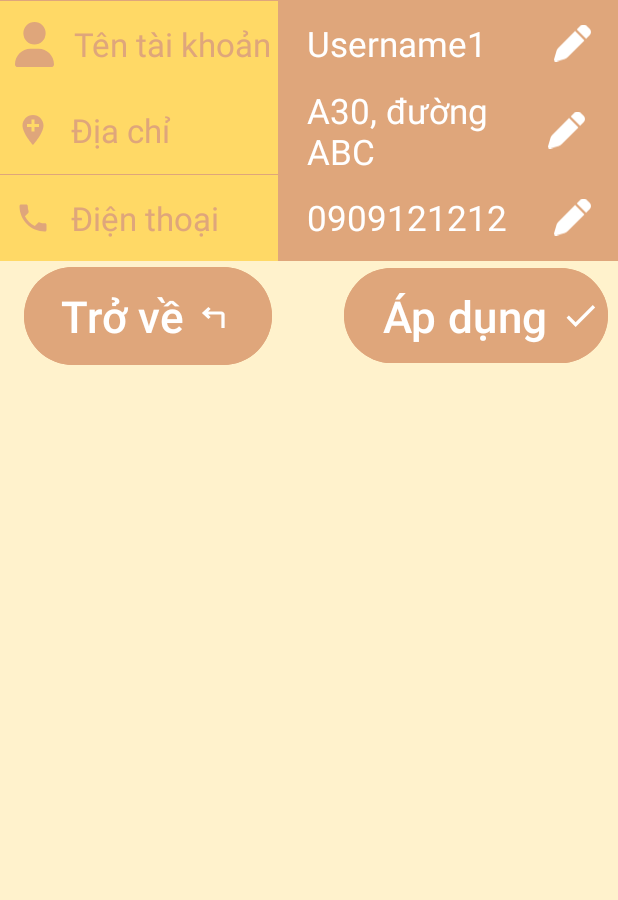
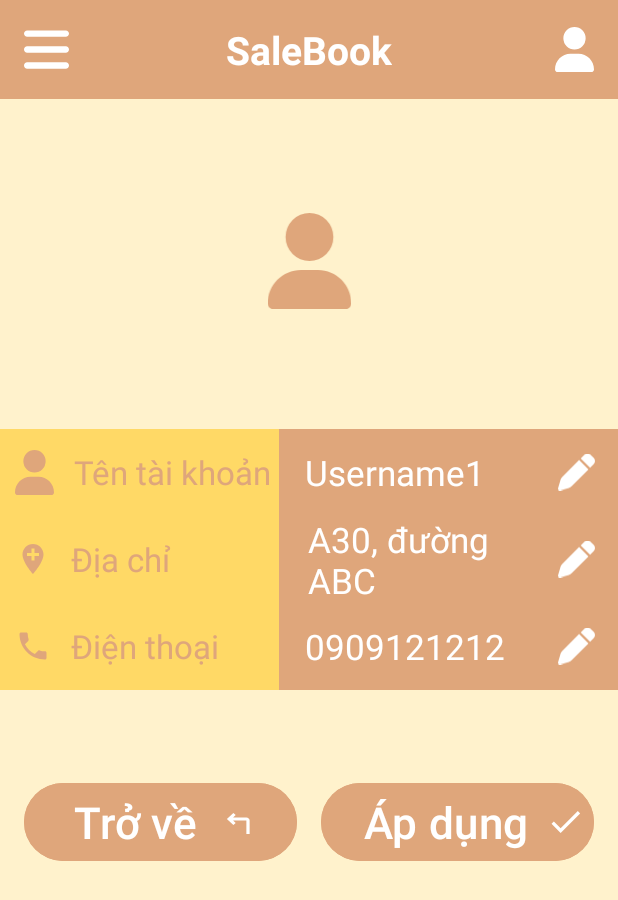
Before and after one commit to NNewbieDev/Admin_SaleBook, an Android app: the layout activity_info.xml on its own in the app's theme, with its tools: preview values and no code run, on a phone screen of 412 x 824 dp. Shown: the top 900 px of the screen. Run offline under Robolectric (Android 15) with nearby library versions, the phone set to English and light mode, and no system bars.

Commit message:
đã sửa bo góc bố cục

```diff
--- /dev/null
+++ b/app/src/main/res/drawable/rounded_edittext.xml
@@ -0,0 +1,4 @@
+<shape xmlns:android="http://schemas.android.com/apk/res/android">
+    <solid android:color="@color/orange" /> <!-- Màu nền của EditText -->
+    <corners android:radius="15dp" /> <!-- Độ cong của 4 góc -->
+</shape>
--- a/app/src/main/res/layout/activity_cart.xml
+++ b/app/src/main/res/layout/activity_cart.xml
@@ -15,7 +15,8 @@
         app:layout_constraintEnd_toEndOf="parent" />
 
     <LinearLayout
-        android:layout_width="407dp"
+        android:layout_width="match_parent"
+        app:layout_constraintBottom_toBottomOf="parent"
         android:layout_height="99dp"
         android:orientation="horizontal"
         tools:layout_editor_absoluteX="4dp"
--- a/app/src/main/res/layout/activity_info.xml
+++ b/app/src/main/res/layout/activity_info.xml
@@ -9,7 +9,7 @@
     <include
         android:id="@+id/toolbar"
         layout="@layout/toolbar"
-        android:layout_width="match_parent"
+        android:layout_width="0dp"
         android:layout_height="wrap_content"
         app:layout_constraintTop_toTopOf="parent"
         app:layout_constraintStart_toStartOf="parent"
@@ -19,7 +19,7 @@
         android:id="@+id/im_user_solid"
         android:layout_width="59dp"
         android:layout_height="64dp"
-        android:layout_marginTop="40dp"
+        android:layout_marginTop="76dp"
         android:src="@drawable/user_solid_52"
         app:layout_constraintEnd_toEndOf="parent"
         app:layout_constraintStart_toStartOf="parent"
@@ -28,11 +28,13 @@
 
     <LinearLayout
         android:layout_width="match_parent"
-        android:layout_height="264dp"
+        android:layout_marginTop="80dp"
+        android:layout_height="312dp"
+        android:background="@color/lightorange"
         android:orientation="vertical"
-        tools:ignore="MissingConstraints"
-        tools:layout_editor_absoluteX="-2dp"
-        tools:layout_editor_absoluteY="235dp">
+        app:layout_constraintEnd_toEndOf="parent"
+        app:layout_constraintStart_toStartOf="parent"
+        app:layout_constraintTop_toBottomOf="@id/im_user_solid">
 
         <LinearLayout
             android:layout_width="match_parent"
@@ -40,11 +42,11 @@
             android:background="@color/darkorange"
             android:orientation="horizontal">
 
-
             <TextView
                 android:id="@+id/tv_user"
-                android:layout_width="185dp"
-                android:layout_height="58dp"
+                android:layout_width="0dp"
+                android:layout_height="match_parent"
+                android:layout_weight="1"
                 android:background="@color/orange"
                 android:drawableStart="@drawable/user_solid"
                 android:drawablePadding="13dp"
@@ -52,20 +54,20 @@
                 android:paddingStart="10dp"
                 android:text="Tên tài khoản"
                 android:textColor="@color/darkorange"
-                android:textSize="22dp" />
+                android:textSize="22sp" />
 
             <TextView
                 android:id="@+id/tv_user_edit"
-                android:layout_width="180dp"
-                android:layout_height="58dp"
-                android:layout_marginStart="4dp"
+                android:layout_width="0dp"
+                android:layout_height="match_parent"
+                android:layout_weight="1"
                 android:background="@color/darkorange"
                 android:gravity="center_vertical"
-                android:paddingStart="15dp"
+                android:paddingStart="17dp"
                 android:paddingEnd="15dp"
                 android:text="Username1"
                 android:textColor="@color/white"
-                android:textSize="23dp" />
+                android:textSize="23sp" />
 
             <ImageView
                 android:id="@+id/iv_edit_user"
@@ -82,11 +84,11 @@
             android:background="@color/darkorange"
             android:orientation="horizontal">
 
-
             <TextView
                 android:id="@+id/tv_address"
-                android:layout_width="185dp"
-                android:layout_height="58dp"
+                android:layout_width="0dp"
+                android:layout_height="match_parent"
+                android:layout_weight="1"
                 android:background="@color/orange"
                 android:drawableStart="@drawable/baseline_add_location_24"
                 android:drawablePadding="13dp"
@@ -94,25 +96,26 @@
                 android:paddingStart="10dp"
                 android:text="Địa chỉ"
                 android:textColor="@color/darkorange"
-                android:textSize="22dp" />
+                android:textSize="22sp" />
 
             <ScrollView
-                android:layout_width="180dp"
-                android:layout_height="58dp"
+                android:layout_width="0dp"
+                android:layout_height="match_parent"
+                android:layout_weight="1"
                 android:scrollbars="horizontal">
 
                 <TextView
                     android:id="@+id/tv_address_edit"
                     android:layout_width="wrap_content"
-                    android:layout_height="58dp"
+                    android:layout_height="match_parent"
                     android:layout_marginStart="4dp"
                     android:background="@color/darkorange"
-                    android:gravity="center_vertical"
+                    android:layout_gravity="center_vertical"
                     android:paddingStart="15dp"
                     android:paddingEnd="15dp"
                     android:text="A30, đường ABC"
                     android:textColor="@color/white"
-                    android:textSize="23dp" />
+                    android:textSize="23sp" />
 
             </ScrollView>
 
@@ -134,8 +137,9 @@
 
             <TextView
                 android:id="@+id/tv_phone_number"
-                android:layout_width="185dp"
-                android:layout_height="58dp"
+                android:layout_width="0dp"
+                android:layout_height="match_parent"
+                android:layout_weight="1"
                 android:background="@color/orange"
                 android:drawableStart="@drawable/baseline_phone_24"
                 android:drawablePadding="13dp"
@@ -143,20 +147,20 @@
                 android:paddingStart="10dp"
                 android:text="Điện thoại"
                 android:textColor="@color/darkorange"
-                android:textSize="22dp" />
+                android:textSize="22sp" />
 
             <TextView
                 android:id="@+id/tv_phone_number_edit"
-                android:layout_width="180dp"
-                android:layout_height="58dp"
-                android:layout_marginStart="4dp"
+                android:layout_width="0dp"
+                android:layout_height="match_parent"
+                android:layout_weight="1"
                 android:background="@color/darkorange"
                 android:gravity="center_vertical"
-                android:paddingStart="15dp"
+                android:paddingStart="17dp"
                 android:paddingEnd="15dp"
                 android:text="0909121212"
                 android:textColor="@color/white"
-                android:textSize="23dp" />
+                android:textSize="23sp" />
 
             <ImageView
                 android:id="@+id/iv_edit_phone_number"
@@ -170,30 +174,33 @@
 
         <LinearLayout
             android:layout_width="match_parent"
-            android:layout_height="75dp"
+            android:layout_height="118dp"
+            android:gravity="bottom"
             android:orientation="horizontal">
 
             <Button
                 android:id="@+id/btn_back"
-                android:layout_width="165dp"
-                android:layout_height="73dp"
+                android:layout_width="0dp"
+                android:layout_height="60dp"
                 android:layout_marginStart="16dp"
-                android:layout_marginBottom="124dp"
+                android:layout_weight="1"
                 android:backgroundTint="@color/darkorange"
                 android:drawableRight="@drawable/baseline_turn_left_24"
                 android:text="Trở về"
-                android:textSize="29dp" />
+                android:textSize="29sp" />
 
             <Button
                 android:id="@+id/btn_apply"
-                android:layout_width="176dp"
-                android:layout_height="71dp"
-                android:layout_marginStart="48dp"
+                android:layout_width="0dp"
+                android:layout_height="60dp"
+                android:layout_marginStart="16dp"
+                android:layout_marginEnd="16dp"
+                android:layout_weight="1"
                 android:backgroundTint="@color/darkorange"
                 android:drawableRight="@drawable/baseline_check_24"
-                android:paddingRight="5dp"
+                android:paddingRight="6dp"
                 android:text="Áp dụng"
-                android:textSize="29dp" />
+                android:textSize="29sp" />
         </LinearLayout>
     </LinearLayout>
 
--- a/app/src/main/res/layout/activity_main.xml
+++ b/app/src/main/res/layout/activity_main.xml
@@ -14,15 +14,15 @@
     <EditText
         android:id="@+id/editTextTextEmailAddress"
         android:layout_width="329dp"
-        android:layout_height="41dp"
-        android:layout_marginTop="204dp"
-        android:background="#FFD966"
+        android:layout_height="55dp"
+        android:layout_marginTop="248dp"
+        android:background="@drawable/rounded_edittext"
         android:ems="10"
         android:hint="Nhập tên tài khoản"
+        android:paddingLeft="20dp"
         app:layout_constraintEnd_toEndOf="parent"
         app:layout_constraintStart_toStartOf="parent"
-        app:layout_constraintTop_toTopOf="parent"
-        app:layout_constraintVertical_bias="0.5" />
+        app:layout_constraintTop_toTopOf="parent" />
 
     <FrameLayout
         android:layout_width="wrap_content"
@@ -45,11 +45,12 @@
     <EditText
         android:id="@+id/editTextTextPassword"
         android:layout_width="329dp"
-        android:layout_height="41dp"
+        android:layout_height="55dp"
         android:layout_marginTop="44dp"
-        android:background="#FFD966"
+        android:background="@drawable/rounded_edittext"
         android:ems="10"
         android:hint="Nhập mật khẩu"
+        android:paddingLeft="20dp"
         android:inputType="textPassword"
         app:layout_constraintEnd_toEndOf="parent"
         app:layout_constraintStart_toStartOf="parent"
--- a/app/src/main/res/layout/activity_signup.xml
+++ b/app/src/main/res/layout/activity_signup.xml
@@ -32,7 +32,7 @@
         android:layout_width="280dp"
         android:layout_height="54dp"
         android:layout_marginTop="28dp"
-        android:background="@color/orange"
+        android:background="@drawable/rounded_edittext"
         android:hint="Tên tài khoản"
         android:textSize="20dp"
         app:layout_constraintEnd_toEndOf="parent"
@@ -49,7 +49,7 @@
         android:layout_width="280dp"
         android:layout_height="54dp"
         android:layout_marginTop="12dp"
-        android:background="@color/orange"
+        android:background="@drawable/rounded_edittext"
         android:hint="Mật khẩu"
         android:textSize="20dp"
         app:layout_constraintEnd_toEndOf="parent"
@@ -66,7 +66,7 @@
         android:layout_width="280dp"
         android:layout_height="54dp"
         android:layout_marginTop="12dp"
-        android:background="@color/orange"
+        android:background="@drawable/rounded_edittext"
         android:hint="Xác nhận mật khẩu"
         android:paddingStart="53dp"
         android:textSize="20dp"
@@ -80,7 +80,7 @@
         android:layout_width="280dp"
         android:layout_height="54dp"
         android:layout_marginTop="12dp"
-        android:background="@color/orange"
+        android:background="@drawable/rounded_edittext"
         android:hint="Số điện thoại"
         android:textSize="20dp"
         app:layout_constraintEnd_toEndOf="parent"
@@ -96,7 +96,7 @@
         android:layout_width="280dp"
         android:layout_height="54dp"
         android:layout_marginTop="12dp"
-        android:background="@color/orange"
+        android:background="@drawable/rounded_edittext"
         android:hint="Địa chỉ"
         android:textSize="20dp"
         app:layout_constraintEnd_toEndOf="parent"
```
